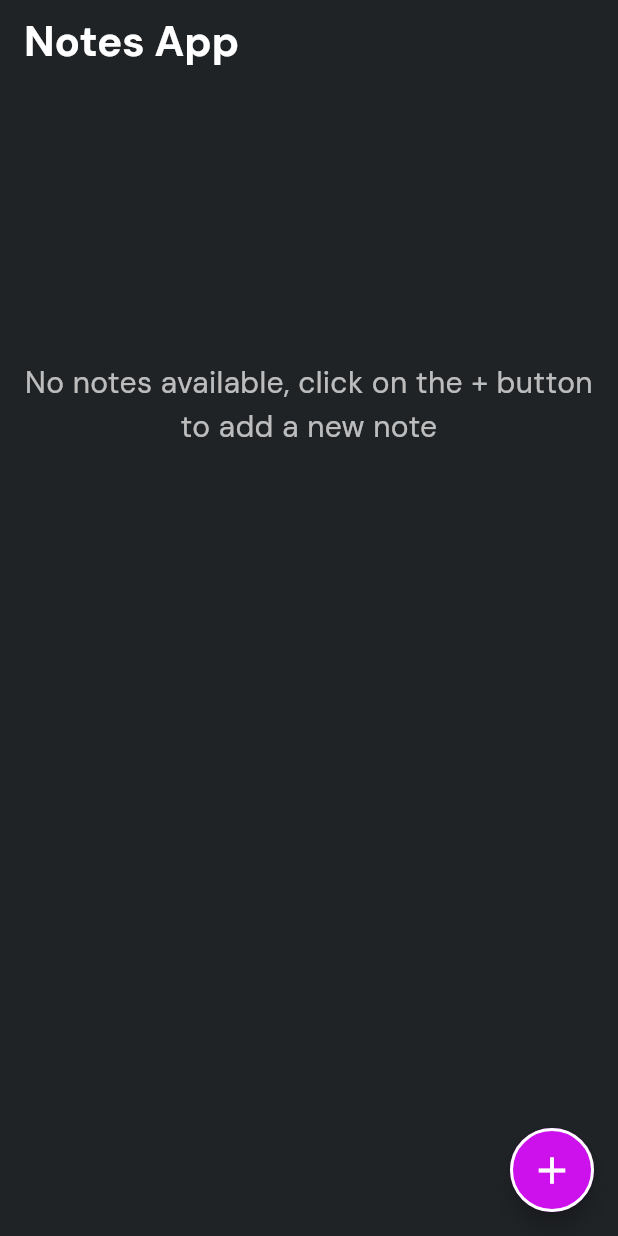
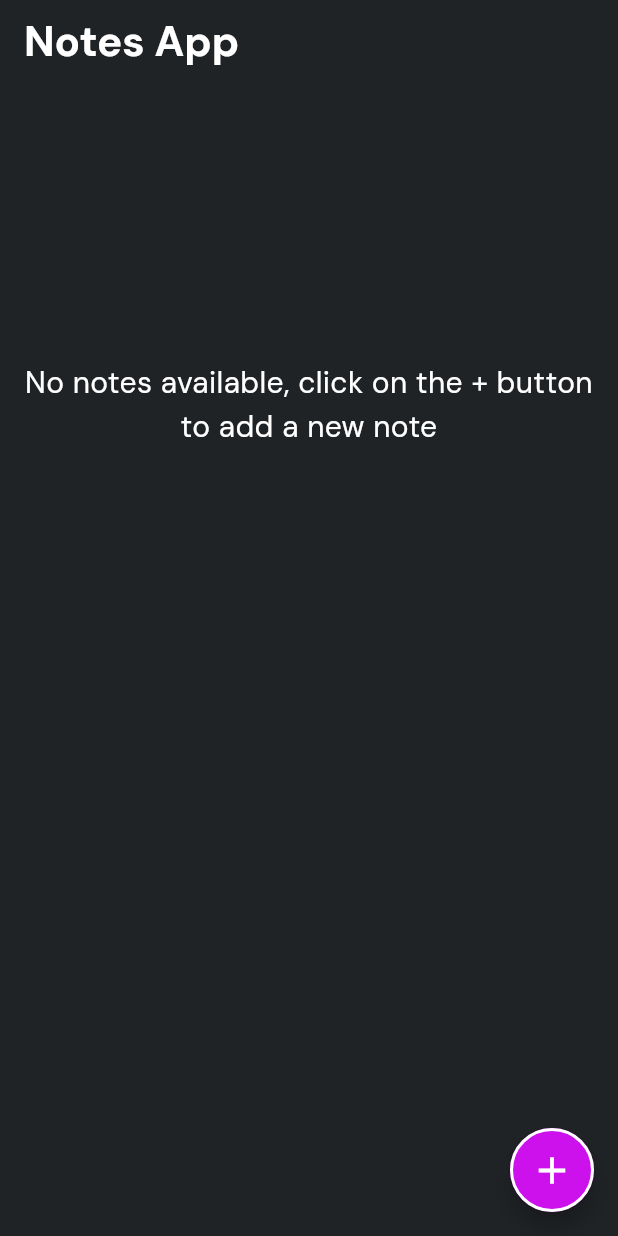
Before and after one commit to Ramesh-Kaushika/Flutter_Notes_App, a Flutter app: the screen it shows after launch, on a phone screen of 412 x 824 dp. Run offline on Flutter 3.47's test engine with Material 3 defaults, Android fonts, the phone set to English and light mode, and no system bars; our stand-ins replace go_router, google_fonts, sqflite; accounts and stored records are empty.

Commit message:
pending updates

```diff
--- a/lib/pages/home_page.dart
+++ b/lib/pages/home_page.dart
@@ -2,6 +2,7 @@ import 'package:flutter/material.dart';
 import 'package:notes_app/data/item_model.dart';
 import 'package:notes_app/services/database_helper.dart';
 import 'package:notes_app/utils/colors.dart';
+import 'package:notes_app/utils/constants.dart';
 import 'package:notes_app/utils/text_styles.dart';
 
 class HomePage extends StatefulWidget {
@@ -70,23 +71,21 @@ class _HomePageState extends State<HomePage> {
         child: items.isEmpty
             ? SizedBox(
                 height: MediaQuery.of(context).size.height * 0.5,
-                child: Center(
+                child: const Center(
                   child: Text(
                     "No notes available, click on the + button to add a new note",
-                    style: TextStyle(
-                      color: Colors.white.withOpacity(0.7),
-                      fontSize: 20,
-                    ),
+                    style: AppTextStyles.descriptionLargeStyle,
                     textAlign: TextAlign.center,
                   ),
                 ),
               )
             : GridView.builder(
-                padding: const EdgeInsets.all(16),
+                shrinkWrap: true,
+                physics: const NeverScrollableScrollPhysics(),
                 gridDelegate: const SliverGridDelegateWithFixedCrossAxisCount(
                   crossAxisCount: 2,
-                  crossAxisSpacing: 16,
-                  mainAxisSpacing: 16,
+                  crossAxisSpacing: AppConstants.kDefaultPadding,
+                  mainAxisSpacing: AppConstants.kDefaultPadding,
                   childAspectRatio: 6 / 4,
                 ),
                 itemCount: items.length,
```
